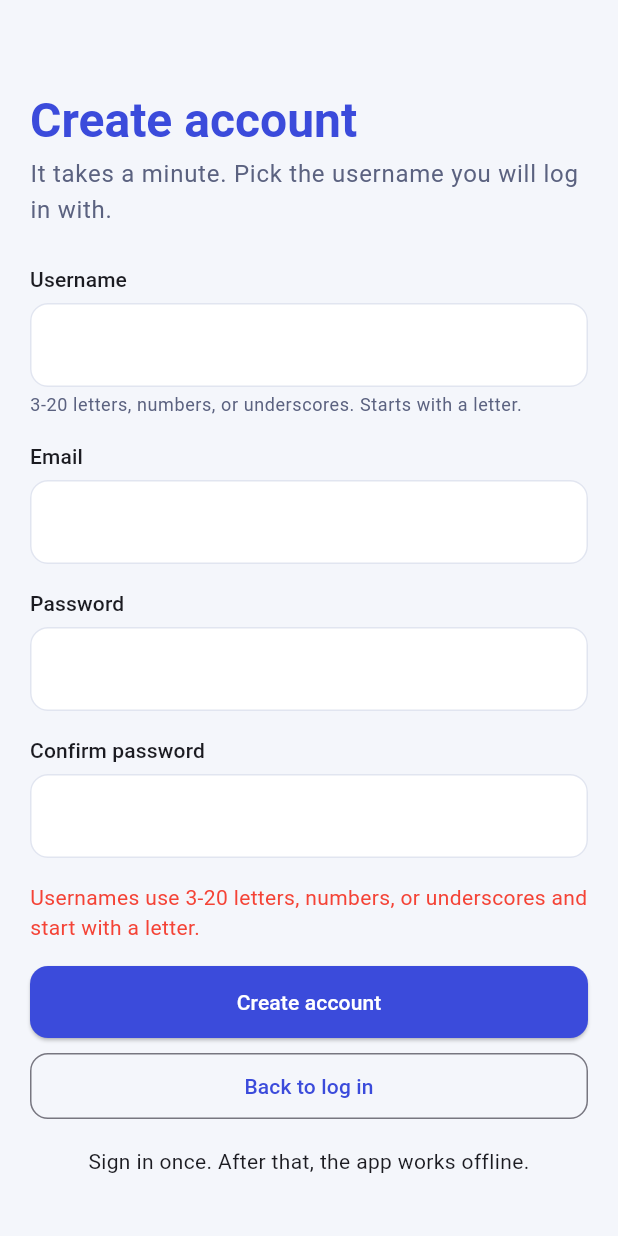
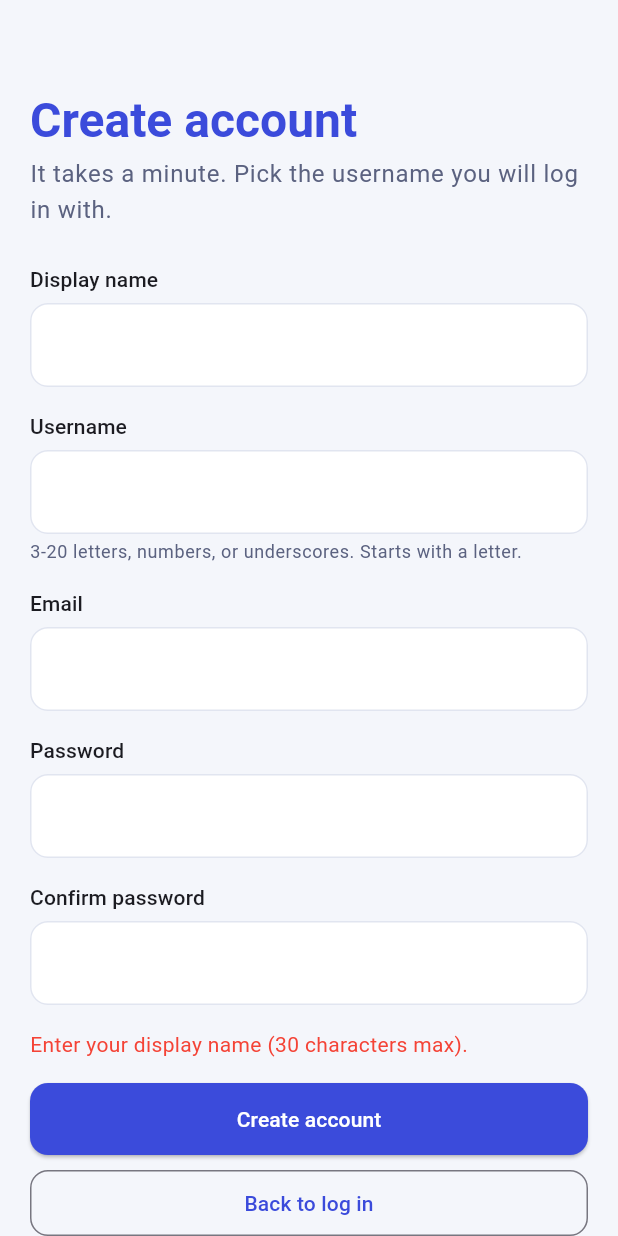
Before and after one commit to eequen/SubTrack, a Flutter app: the CreateAccountPage screen opened by its route, after a tap on "Create account", on a phone screen of 412 x 824 dp. Run offline on Flutter 3.47's test engine with Material 3 defaults, Android fonts, the phone set to English and light mode, and no system bars; our stand-ins replace connectivity_plus, drift, drift_flutter, file_picker, flutter_local_notifications, flutter_riverpod and 7 more; accounts and stored records are empty; generated files the repository leaves out were written again.

Commit message:
fix(auth): no forgot-password link, display name field, 8-char passwords, /signup route

```diff
--- a/lib/app/router.dart
+++ b/lib/app/router.dart
@@ -12,7 +12,7 @@ import 'package:subtrack/features/semesters/new_semester_page.dart';
 import 'package:subtrack/features/semesters/semesters_page.dart';
 import 'package:subtrack/features/subjects/subjects_page.dart';
 
-/// Routes from AGENTS.md section 14 (plus the separate create-account
+/// Routes from AGENTS.md section 14 (including the `/signup` create-account
 /// screen).
 ///
 /// Signed-out users are redirected to `/login` (the create-account screen
@@ -24,7 +24,7 @@ GoRouter buildRouter({bool isSignedIn = false, String? initialLocation}) {
     initialLocation: initialLocation ?? '/login',
     redirect: (context, state) {
       final atLogin = state.matchedLocation == '/login';
-      final atCreate = state.matchedLocation == '/create-account';
+      final atCreate = state.matchedLocation == '/signup';
       final atAuth = atLogin || atCreate;
       if (!isSignedIn && !atAuth) return '/login';
       if (isSignedIn && atAuth) return '/semesters';
@@ -33,7 +33,7 @@ GoRouter buildRouter({bool isSignedIn = false, String? initialLocation}) {
     routes: [
       GoRoute(path: '/login', builder: (context, state) => const LoginPage()),
       GoRoute(
-        path: '/create-account',
+        path: '/signup',
         builder: (context, state) => const CreateAccountPage(),
       ),
       GoRoute(
--- a/lib/features/auth/auth_service.dart
+++ b/lib/features/auth/auth_service.dart
@@ -36,6 +36,7 @@ abstract class AuthService {
   Future<void> signUp({
     required String email,
     required String username,
+    required String displayName,
     required String password,
   });
 
@@ -82,6 +83,7 @@ class FakeAuthService implements AuthService {
   Future<void> signUp({
     required String email,
     required String username,
+    required String displayName,
     required String password,
   }) => _authenticate(email, password);
 
--- a/lib/features/auth/create_account_page.dart
+++ b/lib/features/auth/create_account_page.dart
@@ -18,6 +18,7 @@ class CreateAccountPage extends ConsumerStatefulWidget {
 }
 
 class _CreateAccountPageState extends ConsumerState<CreateAccountPage> {
+  final _displayNameController = TextEditingController();
   final _usernameController = TextEditingController();
   final _emailController = TextEditingController();
   final _passwordController = TextEditingController();
@@ -27,6 +28,7 @@ class _CreateAccountPageState extends ConsumerState<CreateAccountPage> {
 
   @override
   void dispose() {
+    _displayNameController.dispose();
     _usernameController.dispose();
     _emailController.dispose();
     _passwordController.dispose();
@@ -35,6 +37,10 @@ class _CreateAccountPageState extends ConsumerState<CreateAccountPage> {
   }
 
   String? _validate() {
+    final displayName = _displayNameController.text.trim();
+    if (displayName.isEmpty || displayName.length > 30) {
+      return 'Enter your display name (30 characters max).';
+    }
     final uname = normalizeUsername(_usernameController.text);
     if (!usernamePattern.hasMatch(uname)) {
       return 'Usernames use 3-20 letters, numbers, or underscores and start '
@@ -43,8 +49,8 @@ class _CreateAccountPageState extends ConsumerState<CreateAccountPage> {
     if (!_emailPattern.hasMatch(_emailController.text.trim())) {
       return 'Enter a valid email address.';
     }
-    if (_passwordController.text.length < 6) {
-      return 'Passwords need at least 6 characters.';
+    if (_passwordController.text.length < 8) {
+      return 'Passwords need at least 8 characters.';
     }
     if (_confirmController.text != _passwordController.text) {
       return 'Passwords do not match.';
@@ -67,6 +73,7 @@ class _CreateAccountPageState extends ConsumerState<CreateAccountPage> {
       await auth.signUp(
         email: _emailController.text.trim(),
         username: _usernameController.text,
+        displayName: _displayNameController.text,
         password: _passwordController.text,
       );
       if (mounted) context.go('/semesters');
@@ -99,6 +106,14 @@ class _CreateAccountPageState extends ConsumerState<CreateAccountPage> {
               style: textTheme.bodyLarge?.copyWith(color: AppColors.mutedText),
             ),
             const SizedBox(height: 24),
+            Text('Display name', style: textTheme.labelLarge),
+            const SizedBox(height: 6),
+            TextField(
+              controller: _displayNameController,
+              autocorrect: false,
+              enableSuggestions: false,
+            ),
+            const SizedBox(height: 16),
             Text('Username', style: textTheme.labelLarge),
             const SizedBox(height: 6),
             TextField(
--- a/lib/features/auth/supabase_auth_service.dart
+++ b/lib/features/auth/supabase_auth_service.dart
@@ -32,8 +32,8 @@ String authErrorMessage(Object error) {
     if (message.contains('rate limit') || message.contains('too many')) {
       return 'Too many attempts. Try again in a minute.';
     }
-    if (message.contains('at least 6') || message.contains('least 6')) {
-      return 'Passwords need at least 6 characters.';
+    if (message.contains('least 6') || message.contains('least 8')) {
+      return 'Passwords need at least 8 characters.';
     }
     if (message.contains('database error saving new user')) {
       return 'Could not create the account. The username may be taken — '
@@ -122,6 +122,7 @@ class SupabaseAuthService implements AuthService {
   Future<void> signUp({
     required String email,
     required String username,
+    required String displayName,
     required String password,
   }) async {
     final uname = normalizeUsername(username);
@@ -131,21 +132,25 @@ class SupabaseAuthService implements AuthService {
         'with a letter.',
       );
     }
+    final trimmedName = displayName.trim();
+    if (trimmedName.isEmpty || trimmedName.length > 30) {
+      throw const AuthException('Enter your display name (30 characters max).');
+    }
     final trimmedEmail = email.trim();
     if (trimmedEmail.isEmpty || !trimmedEmail.contains('@')) {
       throw const AuthException('Enter a valid email address.');
     }
-    if (password.length < 6) {
-      throw const AuthException('Passwords need at least 6 characters.');
+    if (password.length < 8) {
+      throw const AuthException('Passwords need at least 8 characters.');
     }
     await _guard(() => _checkUsernameFree(uname));
     await _guard(
       () => _client.auth.signUp(
         email: trimmedEmail,
         password: password,
-        // The on_auth_user_created trigger (docs/supabase_schema_profiles.sql)
-        // copies this into the profiles table.
-        data: {'username': uname},
+        // The on_auth_user_created trigger copies username and display
+        // name into the profiles table (docs/supabase_schema_*.sql).
+        data: {'username': uname, 'display_name': trimmedName},
       ),
     );
     // When email confirmation is still enabled, sign-up returns no session.
```
Also changed, not shown: lib/features/auth/auth_providers.dart (+7 -1 lines), lib/features/auth/login_page.dart (+1 -17 lines), 4 other files.
